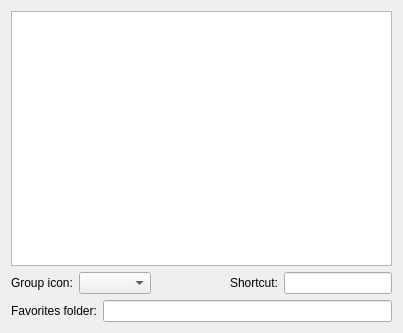
goldendict/goldendict, file dictgroupwidget.ui: the form before one commit.
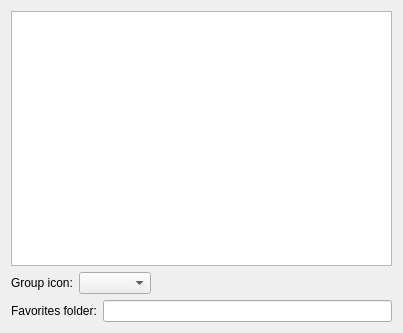
The form after the commit. Icons and pictures are not drawn. Custom widgets are drawn as their Qt base class.

The edit to the form file:
```diff
--- a/dictgroupwidget.ui
+++ b/dictgroupwidget.ui
@@ -67,16 +67,6 @@
        </property>
       </widget>
      </item>
-     <item>
-      <widget class="QLabel" name="label_2">
-       <property name="text">
-        <string>Shortcut:</string>
-       </property>
-      </widget>
-     </item>
-     <item>
-      <widget class="HotKeyEdit" name="shortcut"/>
-     </item>
     </layout>
    </item>
    <item>
@@ -101,11 +91,6 @@
    <extends>QListWidget</extends>
    <header>groups_widgets.hh</header>
   </customwidget>
-  <customwidget>
-   <class>HotKeyEdit</class>
-   <extends>QLineEdit</extends>
-   <header>hotkeyedit.hh</header>
-  </customwidget>
  </customwidgets>
  <resources>
   <include location="resources.qrc"/>
```
